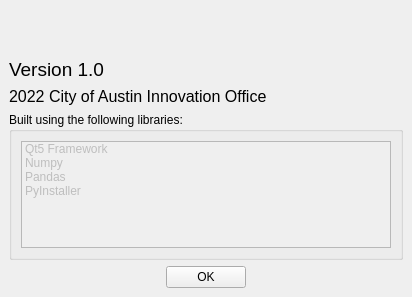
First picture: the form in src/UI Files/diag.ui, repository cityofaustin/TagTool, before the edit.
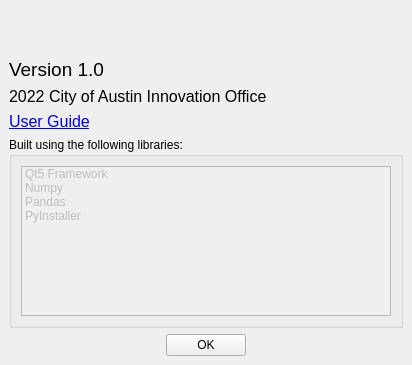
Second picture: the form after the edit. Icons and pictures are not drawn.

```diff
--- a/src/UI Files/diag.ui
+++ b/src/UI Files/diag.ui
@@ -10,11 +10,11 @@
     <x>0</x>
     <y>0</y>
     <width>412</width>
-    <height>297</height>
+    <height>365</height>
    </rect>
   </property>
   <property name="sizePolicy">
-   <sizepolicy hsizetype="Fixed" vsizetype="Fixed">
+   <sizepolicy hsizetype="Preferred" vsizetype="Preferred">
     <horstretch>0</horstretch>
     <verstretch>0</verstretch>
    </sizepolicy>
@@ -22,13 +22,13 @@
   <property name="minimumSize">
    <size>
     <width>412</width>
-    <height>297</height>
+    <height>365</height>
    </size>
   </property>
   <property name="maximumSize">
    <size>
     <width>412</width>
-    <height>297</height>
+    <height>365</height>
    </size>
   </property>
   <property name="windowTitle">
@@ -87,6 +87,24 @@
       </property>
      </widget>
     </item>
+    <item>
+     <widget class="QLabel" name="label">
+      <property name="font">
+       <font>
+        <pointsize>12</pointsize>
+       </font>
+      </property>
+      <property name="text">
+       <string>&lt;a href=&quot;https://github.com/cityofaustin/TagTool/tree/main/userguide&quot;&gt;User Guide&lt;/a&gt;</string>
+      </property>
+      <property name="openExternalLinks">
+       <bool>true</bool>
+      </property>
+      <property name="textInteractionFlags">
+       <set>Qt::TextBrowserInteraction</set>
+      </property>
+     </widget>
+    </item>
     <item>
      <widget class="QGroupBox" name="groupBox">
       <property name="title">
```
